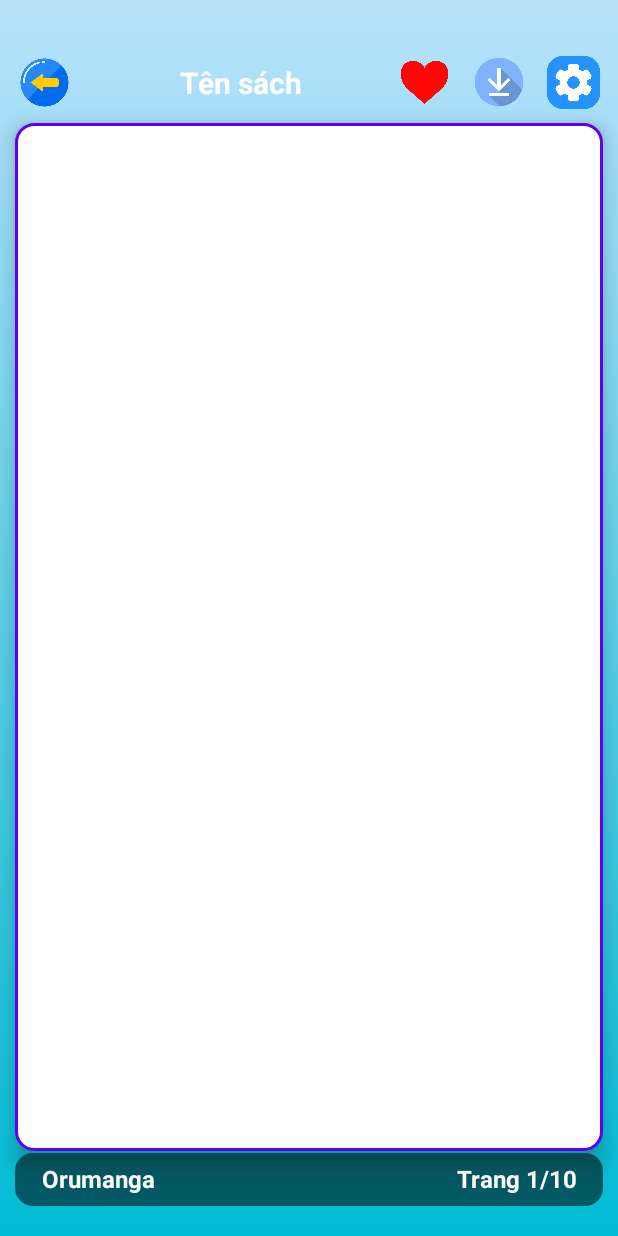
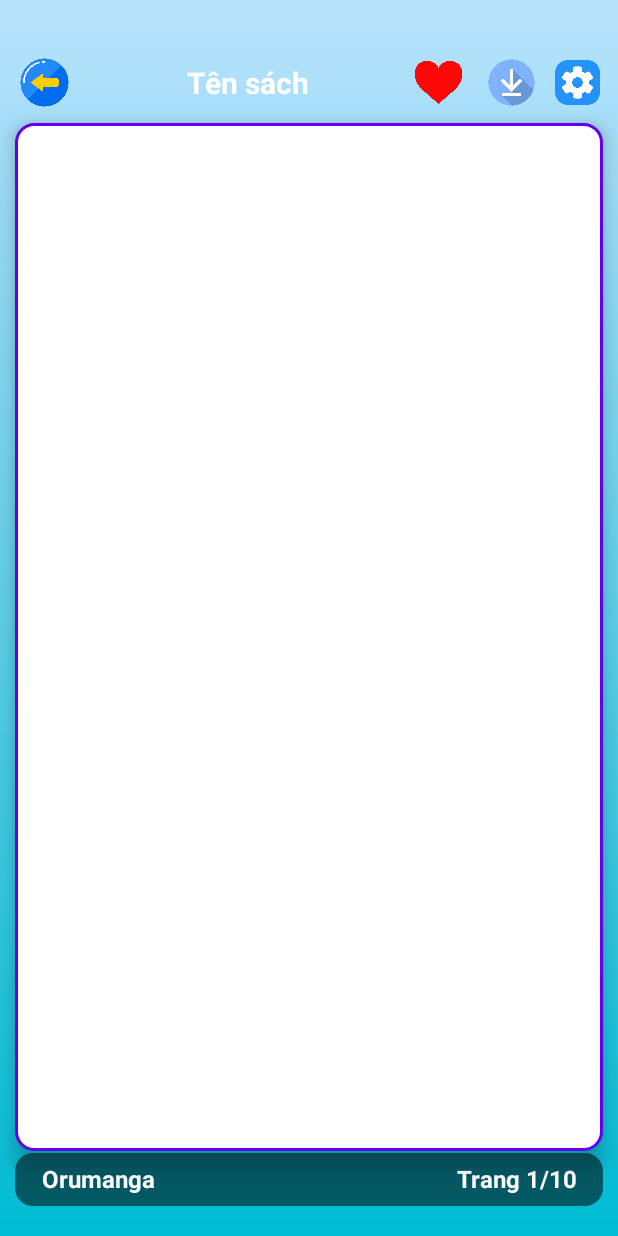
Before and after one commit to anhkiet-dao/Project, an Android app: the ReadActivity screen opened directly, with no data from a screen before it, on a phone screen of 412 x 824 dp. Run offline under Robolectric (Android 15) with nearby library versions, the light colour scheme and no system bars; our stand-ins replace Firebase (no records; nobody signed in at launch, a user with empty details on screens opened directly); 1 statement that could not run was skipped.

Commit message:
update 20/11/2025

```diff
--- a/app/src/main/java/com/example/do_an/application/DownloadManager.java
+++ b/app/src/main/java/com/example/do_an/application/DownloadManager.java
@@ -102,8 +102,6 @@ public class DownloadManager {
 
     // --- Logic: Tải file PDF vào CACHE để đọc tạm thời (ĐÃ SỬA) ---
     private Call downloadPdfToCache(String pdfUrl, String fileName, PdfSetupCallback callback) {
-        ((ReadActivity)context).runOnUiThread(() ->
-                Toast.makeText(context, "Đang tải dữ liệu...", Toast.LENGTH_SHORT).show());
 
         if (loadingListener != null) {
             loadingListener.showLoading();
--- a/app/src/main/res/layout/activity_reading.xml
+++ b/app/src/main/res/layout/activity_reading.xml
@@ -57,17 +57,17 @@
 
             <ImageView
                 android:id="@+id/btnDown"
-                android:layout_width="40dp"
-                android:layout_height="40dp"
+                android:layout_width="38dp"
+                android:layout_height="38dp"
                 android:layout_marginStart="12dp"
                 android:src="@drawable/img_4"
                 android:contentDescription="Tải xuống" />
 
             <ImageView
                 android:id="@+id/btnSettings"
-                android:layout_width="35dp"
-                android:layout_height="35dp"
-                android:layout_marginStart="12dp"
+                android:layout_width="30dp"
+                android:layout_height="30dp"
+                android:layout_marginStart="10dp"
                 android:src="@drawable/img_13"
                 android:contentDescription="Tải xuống" />
         </LinearLayout>
```
Also changed, not shown: app/src/main/java/com/example/do_an/application/HistoryManager.java (+6 -16 lines).
